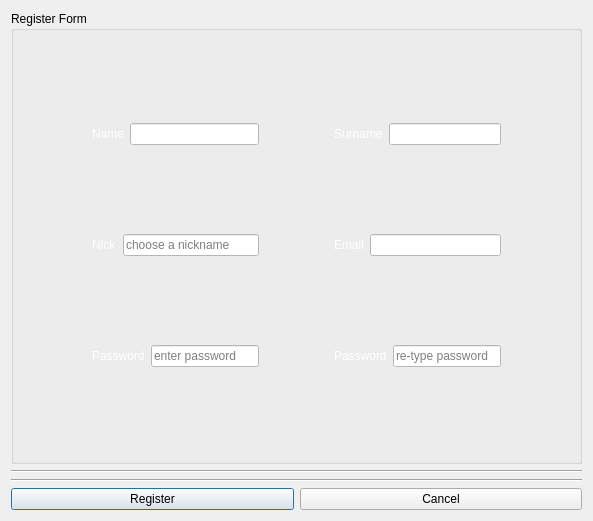
The window that client/Register.ui (anphetamina/CoText) describes before a commit, drawn with Qt 5.
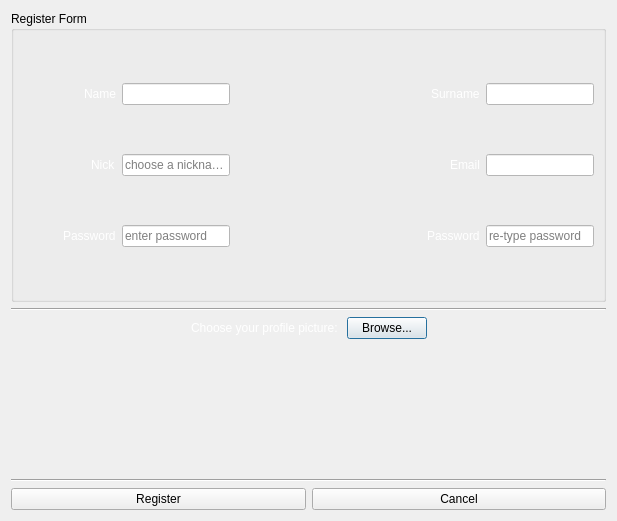
The same window after the commit.

Commit message: Register client-side completed, added new icons (Save + PDF)

What changed in the file:
```diff
--- a/client/Register.ui
+++ b/client/Register.ui
@@ -6,7 +6,7 @@
    <rect>
     <x>0</x>
     <y>0</y>
-    <width>593</width>
+    <width>617</width>
     <height>521</height>
    </rect>
   </property>
@@ -23,55 +23,51 @@
       <string>Register Form</string>
      </property>
      <layout class="QGridLayout" name="gridLayout">
-      <item row="2" column="3" colspan="2">
-       <layout class="QHBoxLayout" name="horizontalLayout_7">
-        <item>
-         <widget class="QLabel" name="label_Pass1">
-          <property name="text">
-           <string>Password</string>
-          </property>
-         </widget>
-        </item>
-        <item>
-         <widget class="QLineEdit" name="lineEdit_Pass1">
-          <property name="placeholderText">
-           <string>re-type password</string>
-          </property>
-         </widget>
-        </item>
-       </layout>
-      </item>
-      <item row="0" column="2">
-       <spacer name="horizontalSpacer_3">
-        <property name="orientation">
-         <enum>Qt::Horizontal</enum>
-        </property>
-        <property name="sizeHint" stdset="0">
-         <size>
-          <width>40</width>
-          <height>20</height>
-         </size>
-        </property>
-       </spacer>
-      </item>
       <item row="0" column="0">
-       <spacer name="horizontalSpacer_7">
-        <property name="orientation">
-         <enum>Qt::Horizontal</enum>
-        </property>
-        <property name="sizeHint" stdset="0">
-         <size>
-          <width>40</width>
-          <height>20</height>
-         </size>
-        </property>
-       </spacer>
+       <layout class="QHBoxLayout" name="horizontalLayout">
+        <item>
+         <spacer name="horizontalSpacer_4">
+          <property name="orientation">
+           <enum>Qt::Horizontal</enum>
+          </property>
+          <property name="sizeHint" stdset="0">
+           <size>
+            <width>40</width>
+            <height>20</height>
+           </size>
+          </property>
+         </spacer>
+        </item>
+        <item>
+         <widget class="QLabel" name="label_Name">
+          <property name="text">
+           <string>Name</string>
+          </property>
+         </widget>
+        </item>
+        <item>
+         <widget class="QLineEdit" name="lineEdit_Name"/>
+        </item>
+       </layout>
       </item>
-      <item row="1" column="3" colspan="2">
+      <item row="1" column="2" colspan="2">
        <layout class="QHBoxLayout" name="horizontalLayout_3">
         <property name="spacing">
          <number>6</number>
         </property>
+        <item>
+         <spacer name="horizontalSpacer_13">
+          <property name="orientation">
+           <enum>Qt::Horizontal</enum>
+          </property>
+          <property name="sizeHint" stdset="0">
+           <size>
+            <width>40</width>
+            <height>20</height>
+           </size>
+          </property>
+         </spacer>
+        </item>
         <item>
          <widget class="QLabel" name="label_Email">
           <property name="text">
@@ -84,8 +80,83 @@
         </item>
        </layout>
       </item>
-      <item row="1" column="1">
+      <item row="2" column="0">
+       <layout class="QHBoxLayout" name="horizontalLayout_5">
+        <item>
+         <spacer name="horizontalSpacer_6">
+          <property name="orientation">
+           <enum>Qt::Horizontal</enum>
+          </property>
+          <property name="sizeHint" stdset="0">
+           <size>
+            <width>40</width>
+            <height>20</height>
+           </size>
+          </property>
+         </spacer>
+        </item>
+        <item>
+         <widget class="QLabel" name="label_Pass2">
+          <property name="text">
+           <string>Password</string>
+          </property>
+         </widget>
+        </item>
+        <item>
+         <widget class="QLineEdit" name="lineEdit_Pass2">
+          <property name="placeholderText">
+           <string>enter password</string>
+          </property>
+         </widget>
+        </item>
+       </layout>
+      </item>
+      <item row="2" column="2" colspan="2">
+       <layout class="QHBoxLayout" name="horizontalLayout_7">
+        <item>
+         <spacer name="horizontalSpacer_14">
+          <property name="orientation">
+           <enum>Qt::Horizontal</enum>
+          </property>
+          <property name="sizeHint" stdset="0">
+           <size>
+            <width>40</width>
+            <height>20</height>
+           </size>
+          </property>
+         </spacer>
+        </item>
+        <item>
+         <widget class="QLabel" name="label_Pass1">
+          <property name="text">
+           <string>Password</string>
+          </property>
+         </widget>
+        </item>
+        <item>
+         <widget class="QLineEdit" name="lineEdit_Pass1">
+          <property name="placeholderText">
+           <string>re-type password</string>
+          </property>
+         </widget>
+        </item>
+       </layout>
+      </item>
+      <item row="1" column="0">
        <layout class="QHBoxLayout" name="horizontalLayout_2">
+        <item>
+         <spacer name="horizontalSpacer_5">
+          <property name="orientation">
+           <enum>Qt::Horizontal</enum>
+          </property>
+          <property name="sizeHint" stdset="0">
+           <size>
+            <width>40</width>
+            <height>20</height>
+           </size>
+          </property>
+         </spacer>
+        </item>
         <item>
          <widget class="QLabel" name="label_Nick">
           <property name="text">
@@ -102,35 +173,21 @@
         </item>
        </layout>
       </item>
-      <item row="1" column="0">
-       <spacer name="horizontalSpacer_8">
-        <property name="orientation">
-         <enum>Qt::Horizontal</enum>
-        </property>
-        <property name="sizeHint" stdset="0">
-         <size>
-          <width>40</width>
-          <height>20</height>
-         </size>
-        </property>
-       </spacer>
-      </item>
-      <item row="0" column="1">
-       <layout class="QHBoxLayout" name="horizontalLayout">
-        <item>
-         <widget class="QLabel" name="label_Name">
-          <property name="text">
-           <string>Name</string>
-          </property>
-         </widget>
-        </item>
-        <item>
-         <widget class="QLineEdit" name="lineEdit_Name"/>
-        </item>
-       </layout>
-      </item>
-      <item row="0" column="3" colspan="2">
+      <item row="0" column="2" colspan="2">
        <layout class="QHBoxLayout" name="horizontalLayout_4">
+        <item>
+         <spacer name="horizontalSpacer_12">
+          <property name="orientation">
+           <enum>Qt::Horizontal</enum>
+          </property>
+          <property name="sizeHint" stdset="0">
+           <size>
+            <width>40</width>
+            <height>20</height>
+           </size>
+          </property>
+         </spacer>
+        </item>
         <item>
          <widget class="QLabel" name="label_Surname">
           <property name="text">
@@ -144,63 +201,6 @@
        </layout>
       </item>
       <item row="2" column="1">
-       <layout class="QHBoxLayout" name="horizontalLayout_5">
-        <item>
-         <widget class="QLabel" name="label_Pass2">
-          <property name="text">
-           <string>Password</string>
-          </property>
-         </widget>
-        </item>
-        <item>
-         <widget class="QLineEdit" name="lineEdit_Pass2">
-          <property name="placeholderText">
-           <string>enter password</string>
-          </property>
-         </widget>
-        </item>
-       </layout>
-      </item>
-      <item row="2" column="5">
-       <spacer name="horizontalSpacer_6">
-        <property name="orientation">
-         <enum>Qt::Horizontal</enum>
-        </property>
-        <property name="sizeHint" stdset="0">
-         <size>
-          <width>40</width>
-          <height>20</height>
-         </size>
-        </property>
-       </spacer>
-      </item>
-      <item row="2" column="0">
-       <spacer name="horizontalSpacer_9">
-        <property name="orientation">
-         <enum>Qt::Horizontal</enum>
-        </property>
-        <property name="sizeHint" stdset="0">
-         <size>
-          <width>40</width>
-          <height>20</height>
-         </size>
-        </property>
-       </spacer>
-      </item>
-      <item row="1" column="2">
-       <spacer name="horizontalSpacer">
-        <property name="orientation">
-         <enum>Qt::Horizontal</enum>
-        </property>
-        <property name="sizeHint" stdset="0">
-         <size>
-          <width>40</width>
-          <height>20</height>
-         </size>
-        </property>
-       </spacer>
-      </item>
-      <item row="2" column="2">
        <spacer name="horizontalSpacer_2">
         <property name="orientation">
          <enum>Qt::Horizontal</enum>
@@ -213,8 +213,8 @@
         </property>
        </spacer>
       </item>
-      <item row="0" column="5">
-       <spacer name="horizontalSpacer_4">
+      <item row="1" column="1">
+       <spacer name="horizontalSpacer">
         <property name="orientation">
          <enum>Qt::Horizontal</enum>
         </property>
@@ -226,8 +226,8 @@
         </property>
        </spacer>
       </item>
-      <item row="1" column="5">
-       <spacer name="horizontalSpacer_5">
+      <item row="0" column="1">
+       <spacer name="horizontalSpacer_3">
         <property name="orientation">
          <enum>Qt::Horizontal</enum>
         </property>
@@ -249,6 +249,102 @@
      </property>
     </widget>
    </item>
+   <item>
+    <layout class="QHBoxLayout" name="horizontalLayout_8">
+     <item>
+      <spacer name="horizontalSpacer_10">
+       <property name="orientation">
+        <enum>Qt::Horizontal</enum>
+       </property>
+       <property name="sizeHint" stdset="0">
+        <size>
+         <width>40</width>
+         <height>20</height>
+        </size>
+       </property>
+      </spacer>
+     </item>
+     <item>
+      <widget class="QLabel" name="label">
+       <property name="text">
+        <string>Choose your profile picture: </string>
+       </property>
+      </widget>
+     </item>
+     <item>
+      <widget class="QPushButton" name="pushButton_BrowseReg">
+       <property name="text">
+        <string>Browse...</string>
+       </property>
+      </widget>
+     </item>
+     <item>
+      <spacer name="horizontalSpacer_11">
+       <property name="orientation">
+        <enum>Qt::Horizontal</enum>
+       </property>
+       <property name="sizeHint" stdset="0">
+        <size>
+         <width>40</width>
+         <height>20</height>
+        </size>
+       </property>
+      </spacer>
+     </item>
+    </layout>
+   </item>
+   <item>
+    <layout class="QHBoxLayout" name="horizontalLayout_10">
+     <item>
+      <spacer name="horizontalSpacer_7">
+       <property name="orientation">
+        <enum>Qt::Horizontal</enum>
+       </property>
+       <property name="sizeHint" stdset="0">
+        <size>
+         <width>40</width>
+         <height>20</height>
+        </size>
+       </property>
+      </spacer>
+     </item>
+     <item>
+      <widget class="QLabel" name="labelPhoto">
+       <property name="maximumSize">
+        <size>
+         <width>128</width>
+         <height>128</height>
+        </size>
+       </property>
+       <property name="toolTip">
+        <string>Your avatar</string>
+       </property>
+       <property name="frameShape">
+        <enum>QFrame::NoFrame</enum>
+       </property>
+       <property name="lineWidth">
+        <number>0</number>
+       </property>
+       <property name="text">
+        <string/>
+       </property>
+      </widget>
+     </item>
+     <item>
+      <spacer name="horizontalSpacer_8">
+       <property name="orientation">
+        <enum>Qt::Horizontal</enum>
+       </property>
+       <property name="sizeHint" stdset="0">
+        <size>
+         <width>40</width>
+         <height>20</height>
+        </size>
+       </property>
+      </spacer>
+     </item>
+    </layout>
+   </item>
    <item>
     <widget class="Line" name="line_2">
      <property name="orientation">
```
The commit also changes 16 other files.
